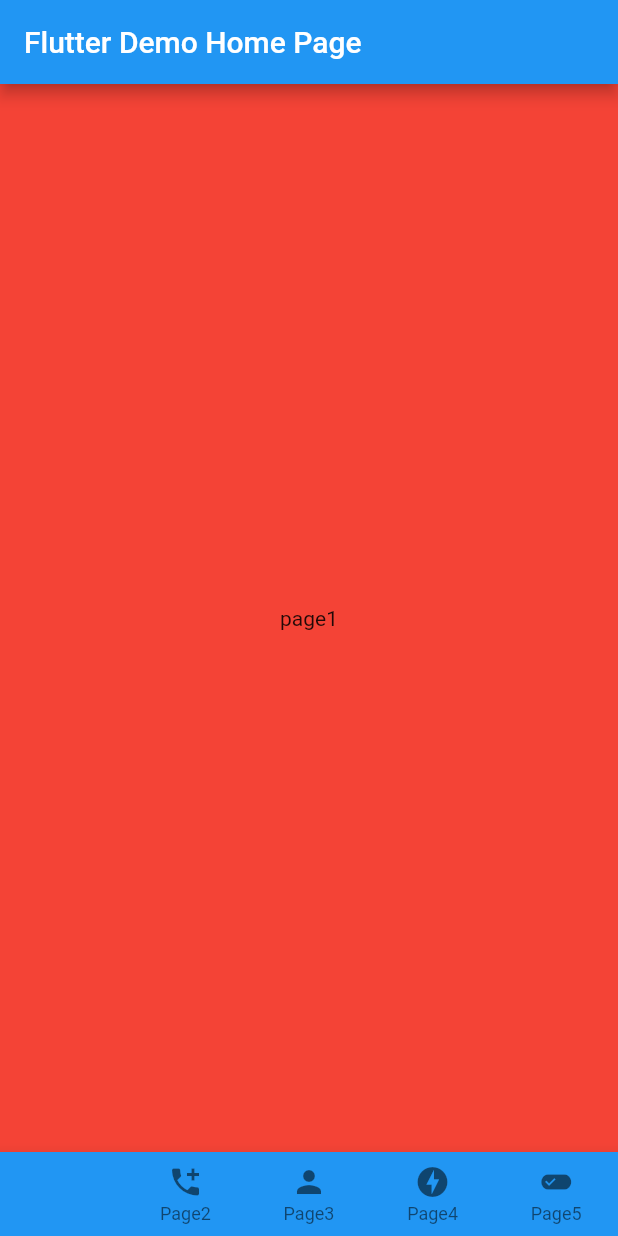
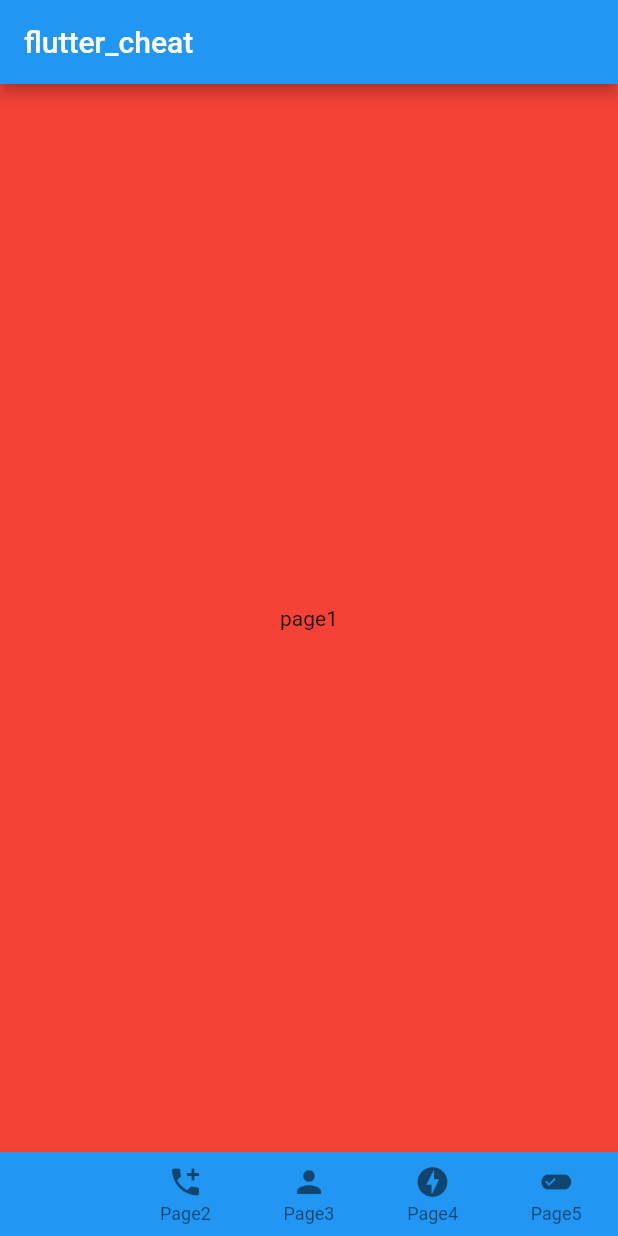
Before and after one commit to ramen2020/flutter_cheat, a Flutter app: the screen it shows after launch, on a phone screen of 412 x 824 dp. Run offline on Flutter 3.47's test engine with Material 2 defaults, Android fonts, the light colour scheme and no system bars.

Commit message:
文言修正

```diff
--- a/lib/main.dart
+++ b/lib/main.dart
@@ -14,11 +14,11 @@ class MyApp extends StatelessWidget {
   @override
   Widget build(BuildContext context) {
     return MaterialApp(
-      title: 'Flutter Demo',
+      title: 'flutter_cheat',
       theme: ThemeData(
         primarySwatch: Colors.blue,
       ),
-      home: MyHomePage(title: 'Flutter Demo Home Page'),
+      home: MyHomePage(title: 'flutter_cheat'),
     );
   }
 }
```
